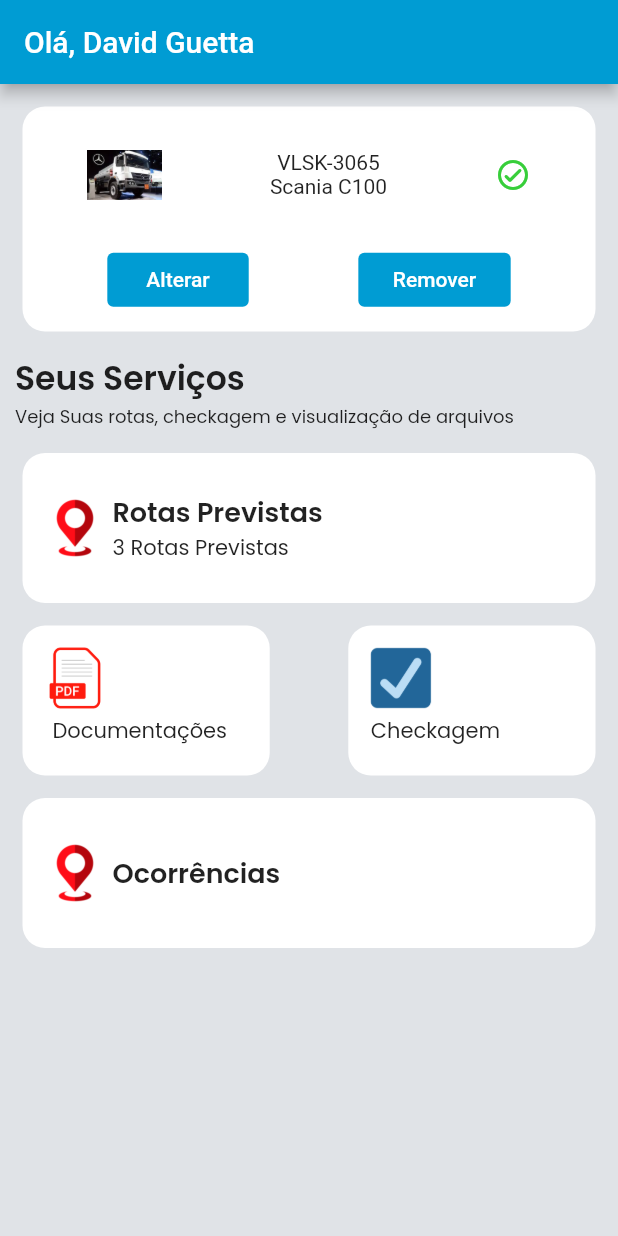
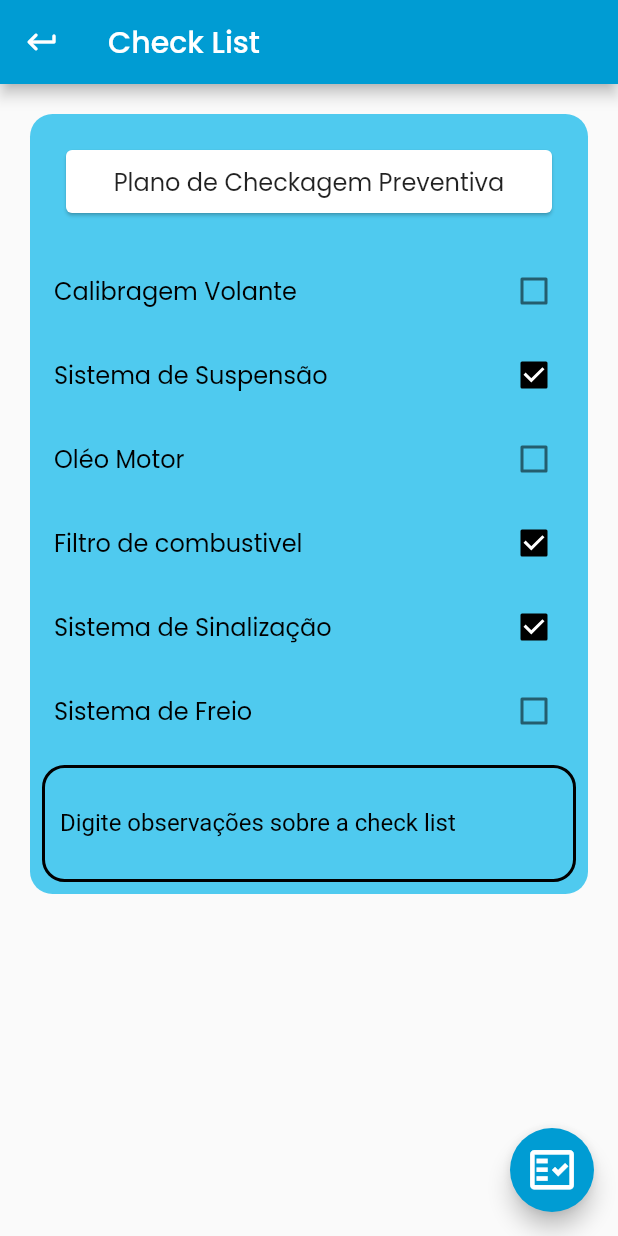
Before and after one commit to heitor1978/Sistema-gestao-app, a Flutter app: the Home screen opened directly, after a tap on "Checkagem", on a phone screen of 412 x 824 dp. Run offline on Flutter 3.47's test engine with Material 2 defaults, Android fonts, the phone set to English and light mode, and no system bars; our stand-ins replace cloud_firestore, firebase_auth, firebase_core, google_fonts; accounts and stored records are empty.

Commit message:
tela de check box

```diff
--- a/lib/Theme/theme.dart
+++ b/lib/Theme/theme.dart
@@ -2,3 +2,4 @@ import 'package:flutter/material.dart';
 
 const primaryColor = Color.fromARGB(255, 0, 156, 211);
 const colorCard = Color.fromARGB(255, 255, 255, 255);
+const colorLetters = Colors.black;
--- /dev/null
+++ b/lib/View/CheckScreen/check_screen.dart
@@ -0,0 +1,178 @@
+import 'package:flutter/material.dart';
+import 'package:flutter/src/widgets/container.dart';
+import 'package:flutter/src/widgets/framework.dart';
+import 'package:google_fonts/google_fonts.dart';
+import 'package:sistemagestao_app/Theme/theme.dart';
+
+class CheckScreen extends StatefulWidget {
+  const CheckScreen({super.key});
+
+  @override
+  State<CheckScreen> createState() => _CheckScreenState();
+}
+
+class _CheckScreenState extends State<CheckScreen> {
+  @override
+  Widget build(BuildContext context) {
+    return Scaffold(
+      appBar: AppBar(
+        leading: IconButton(
+            onPressed: () {
+              Navigator.of(context).pop();
+            },
+            icon: Icon(Icons.keyboard_return_rounded)),
+        backgroundColor: primaryColor,
+        title: Text(
+          "Check List",
+          style: GoogleFonts.poppins(),
+        ),
+      ),
+      body: Column(
+        children: [
+          Expanded(
+            child: ListView(children: [
+              Container(
+                // ignore: sort_child_properties_last
+                child: Column(
+                  children: [
+                    Container(
+                      margin: EdgeInsets.fromLTRB(20, 20, 20, 20),
+                      width: MediaQuery.of(context).size.width,
+                      height: 50,
+                      child: Card(
+                        child: Row(
+                          mainAxisAlignment: MainAxisAlignment.center,
+                          children: [
+                            Text(
+                              "Plano de Checkagem Preventiva",
+                              style: GoogleFonts.poppins(
+                                fontSize: 16,
+                              ),
+                            ),
+                          ],
+                        ),
+                      ),
+                    ),
+                    CheckboxListTile(
+                      activeColor: colorLetters,
+                      title: Text(
+                        "Calibragem Volante",
+                        style: GoogleFonts.poppins(
+                          color: colorLetters,
+                        ),
+                      ),
+                      value: false,
+                      onChanged: (value) {},
+                    ),
+                    CheckboxListTile(
+                      activeColor: colorLetters,
+                      title: Text(
+                        "Sistema de Suspensão",
+                        style: GoogleFonts.poppins(
+                          color: colorLetters,
+                        ),
+                      ),
+                      value: true,
+                      onChanged: (value) {},
+                    ),
+                    CheckboxListTile(
+                      activeColor: colorLetters,
+                      title: Text(
+                        "Oléo Motor",
+                        style: GoogleFonts.poppins(
+                          color: colorLetters,
+                        ),
+                      ),
+                      value: false,
+                      onChanged: (value) {},
+                    ),
+                    CheckboxListTile(
+                      activeColor: colorLetters,
+                      title: Text(
+                        "Filtro de combustivel",
+                        style: GoogleFonts.poppins(
+                          color: colorLetters,
+                        ),
+                      ),
+                      value: true,
+                      onChanged: (value) {},
+                    ),
+                    CheckboxListTile(
+                      activeColor: colorLetters,
+                      title: Text(
+                        "Sistema de Sinalização",
+                        style: GoogleFonts.poppins(
+                          color: colorLetters,
+                        ),
+                      ),
+                      value: true,
+                      onChanged: (value) {},
+                    ),
+                    CheckboxListTile(
+                      activeColor: colorLetters,
+                      title: Text(
+                        "Sistema de Freio",
+                        style: GoogleFonts.poppins(
+                          color: colorLetters,
+                        ),
+                      ),
+                      value: false,
+                      onChanged: (value) {},
+                    ),
+                    Padding(
+                      padding: const EdgeInsets.all(8.0),
+                      child: TextField(
+                        cursorColor: colorLetters,
+                        autocorrect: true,
+                        maxLines: 2,
+                        style: TextStyle(
+                          color: colorLetters,
+                        ),
+                        decoration: InputDecoration(
+                          enabledBorder: OutlineInputBorder(
+                              borderSide: BorderSide(
+                                width: 2,
+                                color: colorLetters,
+                              ),
+                              borderRadius: BorderRadius.circular(15)),
+                          hintText: "Oléo do motor em falta",
+                          hintStyle: TextStyle(
+                            color: colorLetters,
+                          ),
+                          labelText: "Digite observações sobre a check list",
+                          labelStyle: TextStyle(
+                            color: colorLetters,
+                          ),
+                          focusedBorder: OutlineInputBorder(
+                            borderRadius: BorderRadius.circular(15),
+                            borderSide: BorderSide(
+                              color: colorLetters,
+                              width: 2,
+                            ),
+                          ),
+                        ),
+                      ),
+                    ),
+                  ],
+                ),
+                decoration: BoxDecoration(
+                    borderRadius: BorderRadius.circular(15),
+                    color: Color.fromARGB(255, 79, 202, 239)),
+                margin: EdgeInsets.fromLTRB(20, 20, 20, 40),
+                //color: primaryColor,
+              ),
+            ]),
+          ),
+        ],
+      ),
+      floatingActionButton: FloatingActionButton(
+        onPressed: () {},
+        backgroundColor: primaryColor,
+        child: Icon(
+          Icons.fact_check_outlined,
+          size: 35,
+        ),
+      ),
+    );
+  }
+}
--- a/lib/View/Home/home.dart
+++ b/lib/View/Home/home.dart
@@ -1,6 +1,7 @@
 import 'package:flutter/material.dart';
 import 'package:sistemagestao_app/Theme/theme.dart';
 import 'package:google_fonts/google_fonts.dart';
+import 'package:sistemagestao_app/View/CheckScreen/check_screen.dart';
 import 'package:sistemagestao_app/Widgets/export_all_widget.dart';
 
 class Home extends StatefulWidget {
@@ -215,7 +216,11 @@ class _HomeState extends State<Home> {
                 ),
               ),
               InkWell(
-                onTap: () {},
+                onTap: () {
+                  Navigator.of(context).pushAndRemoveUntil(
+                      MaterialPageRoute(builder: (_) => CheckScreen()),
+                      (route) => false);
+                },
                 child: Container(
                   decoration: BoxDecoration(
                       color: colorCard,
--- a/lib/View/app.dart
+++ b/lib/View/app.dart
@@ -1,4 +1,5 @@
 import 'package:flutter/material.dart';
+import 'package:sistemagestao_app/View/CheckScreen/check_screen.dart';
 import 'package:sistemagestao_app/View/Routes/routes.dart';
 import 'package:sistemagestao_app/View/export_all_view.dart';
 
@@ -8,8 +9,9 @@ class App extends StatelessWidget {
   @override
   Widget build(BuildContext context) {
     return const MaterialApp(
-      home: Login(),
-      //home: Home(),
+      //home: Login(),
+      home: Home(),
+      //home: CheckScreen(),
       debugShowCheckedModeBanner: false,
     );
   }
```
